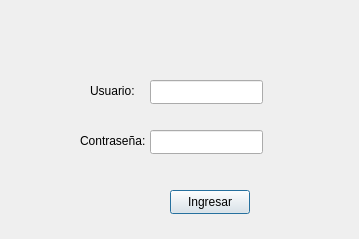
Above: logindialog.ui from Carlitops13/Gestion_Atletas_Final before the change. Below: the same form after it.
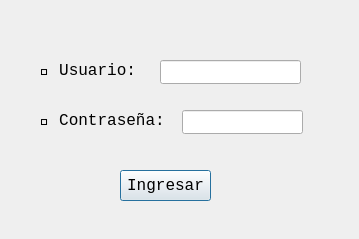
That is the form after the change.

Commit message: Se realizo una personalizacion de la ventana del Login agregando emojis y una nueva fuente.

```diff
--- a/logindialog.ui
+++ b/logindialog.ui
@@ -16,35 +16,47 @@
   <widget class="QLabel" name="label">
    <property name="geometry">
     <rect>
-     <x>90</x>
-     <y>80</y>
-     <width>61</width>
+     <x>40</x>
+     <y>60</y>
+     <width>101</width>
      <height>21</height>
     </rect>
    </property>
+   <property name="font">
+    <font>
+     <family>Consolas</family>
+     <pointsize>12</pointsize>
+    </font>
+   </property>
    <property name="text">
-    <string>Usuario:</string>
+    <string>👤 Usuario:</string>
    </property>
   </widget>
   <widget class="QLabel" name="label_2">
    <property name="geometry">
     <rect>
-     <x>80</x>
-     <y>130</y>
-     <width>81</width>
+     <x>40</x>
+     <y>110</y>
+     <width>141</width>
      <height>21</height>
     </rect>
    </property>
+   <property name="font">
+    <font>
+     <family>Consolas</family>
+     <pointsize>12</pointsize>
+    </font>
+   </property>
    <property name="text">
-    <string>Contraseña:</string>
+    <string>🔐 Contraseña:</string>
    </property>
   </widget>
   <widget class="QLineEdit" name="lineEdit_usuario">
    <property name="geometry">
     <rect>
-     <x>150</x>
-     <y>80</y>
-     <width>113</width>
+     <x>160</x>
+     <y>60</y>
+     <width>141</width>
      <height>24</height>
     </rect>
    </property>
@@ -52,9 +64,9 @@
   <widget class="QLineEdit" name="lineEdit_password">
    <property name="geometry">
     <rect>
-     <x>150</x>
-     <y>130</y>
-     <width>113</width>
+     <x>182</x>
+     <y>110</y>
+     <width>121</width>
      <height>24</height>
     </rect>
    </property>
@@ -62,12 +74,18 @@
   <widget class="QPushButton" name="pushButton_ingresar">
    <property name="geometry">
     <rect>
-     <x>170</x>
-     <y>190</y>
-     <width>80</width>
-     <height>24</height>
+     <x>120</x>
+     <y>170</y>
+     <width>91</width>
+     <height>31</height>
     </rect>
    </property>
+   <property name="font">
+    <font>
+     <family>Consolas</family>
+     <pointsize>12</pointsize>
+    </font>
+   </property>
    <property name="text">
     <string>Ingresar</string>
    </property>
```
